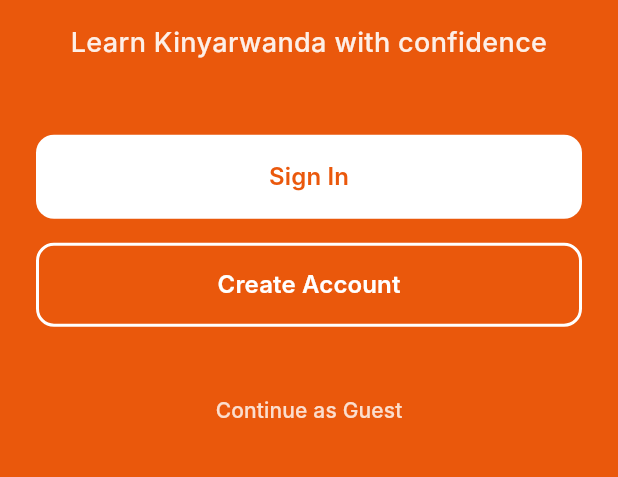
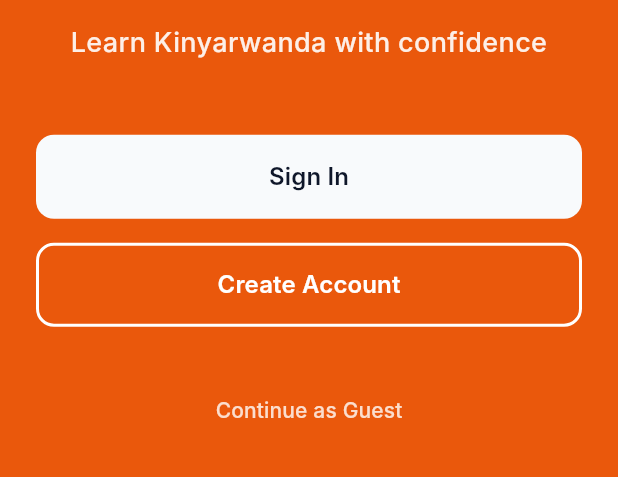
Before and after one commit to karizacharlotte/Kinya_Learn, a Flutter app: the screen it shows after launch, on a phone screen of 412 x 824 dp, the part 511-988 px from its top. Run offline on Flutter 3.47's test engine with Material 3 defaults, Android fonts, the phone set to English and light mode, and no system bars; our stand-ins replace youtube_player_flutter; Roboto replaces fonts that are missing (Inter).

Commit message:
modified auth_choice_screen

```diff
--- a/lib/main.dart
+++ b/lib/main.dart
@@ -1,4 +1,6 @@
 import 'package:flutter/material.dart';
+import 'package:provider/provider.dart';
+import 'theme/theme_provider.dart';
 import 'package:flutter/rendering.dart';
 import 'pages/home_page.dart';
 import 'pages/lessons_screen.dart';
@@ -16,12 +18,18 @@ import 'pages/auth/register_screen.dart';
 import 'pages/payment_screen.dart';
 import 'pages/final_quiz_screen.dart';
 import 'pages/about_screen.dart';
+import 'pages/settings_screen.dart';
 import 'pages/lesson_detail_screen.dart';
 import 'pages/practice_quiz_screen.dart' as practice_quiz;
 
 void main() {
   debugPaintSizeEnabled = false; // Highlights layout issues
-  runApp(const KinyaLearnApp());
+  runApp(
+    ChangeNotifierProvider(
+      create: (_) => ThemeProvider(),
+      child: const KinyaLearnApp(),
+    ),
+  );
 }
 
 class KinyaLearnApp extends StatelessWidget {
@@ -29,9 +37,13 @@ class KinyaLearnApp extends StatelessWidget {
 
   @override
   Widget build(BuildContext context) {
+    return Consumer<ThemeProvider>(
+      builder: (context, themeProvider, _) {
         return MaterialApp(
           title: 'KinyaLearn',
           theme: AppTheme.lightTheme,
+          darkTheme: AppTheme.darkTheme,
+          themeMode: themeProvider.themeMode,
           debugShowCheckedModeBanner: false,
           initialRoute: '/splash',
           routes: {
@@ -45,6 +57,7 @@ class KinyaLearnApp extends StatelessWidget {
             '/profile': (context) => const ProfileScreen(),
             '/register': (context) => const RegisterScreen(),
             '/about': (context) => const AboutScreen(),
+            '/settings': (context) => const SettingsScreen(),
           },
           onGenerateRoute: (settings) {
             if (settings.name == '/lesson-detail') {
@@ -115,5 +128,7 @@ class KinyaLearnApp extends StatelessWidget {
             return null;
           },
         );
+      },
+    );
   }
 }
--- a/lib/pages/auth/auth_choice_screen.dart
+++ b/lib/pages/auth/auth_choice_screen.dart
@@ -9,18 +9,19 @@ class AuthChoiceScreen extends StatelessWidget {
     final screenWidth = MediaQuery.of(context).size.width;
     final isTablet = screenWidth > 768;
 
+    final theme = Theme.of(context);
+    final isDark = theme.brightness == Brightness.dark;
     return Scaffold(
       body: Container(
         width: double.infinity,
         height: double.infinity,
-        decoration: const BoxDecoration(
+        decoration: BoxDecoration(
           gradient: LinearGradient(
             begin: Alignment.topCenter,
             end: Alignment.bottomCenter,
-            colors: [
-              AppTheme.primaryOrange,
-              AppTheme.primaryOrange, // changed from 95, 72, 60
-            ],
+            colors: isDark
+                ? [theme.colorScheme.surface, theme.colorScheme.surface]
+                : [AppTheme.primaryOrange, AppTheme.primaryOrange],
           ),
         ),
         child: SafeArea(
@@ -80,7 +81,7 @@ class AuthChoiceScreen extends StatelessWidget {
                   style: TextStyle(
                     fontSize: isTablet ? 48 : 40,
                     fontWeight: FontWeight.bold,
-                    color: Colors.white,
+                    color: theme.colorScheme.onPrimary,
                     letterSpacing: -1,
                   ),
                 ),
@@ -91,7 +92,7 @@ class AuthChoiceScreen extends StatelessWidget {
                   'Learn Kinyarwanda with confidence',
                   style: TextStyle(
                     fontSize: isTablet ? 20 : 18,
-                    color: Colors.white.withOpacity(0.9),
+                    color: theme.colorScheme.onPrimary.withOpacity(0.9),
                     fontWeight: FontWeight.w500,
                   ),
                   textAlign: TextAlign.center,
@@ -106,9 +107,9 @@ class AuthChoiceScreen extends StatelessWidget {
                   child: ElevatedButton(
                     onPressed: () => Navigator.pushNamed(context, '/login'),
                     style: ElevatedButton.styleFrom(
-                      backgroundColor: Colors.white,
+                      backgroundColor: theme.cardColor,
                       foregroundColor:
-                          AppTheme.primaryOrange, // changed from 158, 74, 21
+                          theme.textTheme.bodyLarge?.color ?? Colors.black,
                       elevation: 0,
                       shape: RoundedRectangleBorder(
                         borderRadius: BorderRadius.circular(12),
@@ -119,6 +120,7 @@ class AuthChoiceScreen extends StatelessWidget {
                       style: TextStyle(
                         fontSize: isTablet ? 18 : 16,
                         fontWeight: FontWeight.w600,
+                        color: theme.textTheme.bodyLarge?.color ?? Colors.black,
                       ),
                     ),
                   ),
@@ -133,8 +135,9 @@ class AuthChoiceScreen extends StatelessWidget {
                   child: OutlinedButton(
                     onPressed: () => Navigator.pushNamed(context, '/register'),
                     style: OutlinedButton.styleFrom(
-                      foregroundColor: Colors.white,
-                      side: const BorderSide(color: Colors.white, width: 2),
+                      foregroundColor: theme.colorScheme.onPrimary,
+                      side: BorderSide(
+                          color: theme.colorScheme.onPrimary, width: 2),
                       shape: RoundedRectangleBorder(
                         borderRadius: BorderRadius.circular(12),
                       ),
@@ -144,6 +147,7 @@ class AuthChoiceScreen extends StatelessWidget {
                       style: TextStyle(
                         fontSize: isTablet ? 18 : 16,
                         fontWeight: FontWeight.w600,
+                        color: theme.colorScheme.onPrimary,
                       ),
                     ),
                   ),
@@ -156,7 +160,7 @@ class AuthChoiceScreen extends StatelessWidget {
                   child: Text(
                     'Continue as Guest',
                     style: TextStyle(
-                      color: Colors.white.withOpacity(0.8),
+                      color: theme.colorScheme.onPrimary.withOpacity(0.8),
                       fontSize: isTablet ? 16 : 14,
                       fontWeight: FontWeight.w500,
                     ),
--- a/lib/theme/app_theme.dart
+++ b/lib/theme/app_theme.dart
@@ -163,4 +163,104 @@ class AppTheme {
       Color(0xFFFF6B1A), // Deeper orange
     ],
   );
+
+  // Dark theme colors
+  static const Color darkBackground = Color(0xFF0F172A);
+  static const Color darkForeground = Color(0xFFF8FAFC);
+  static const Color darkCardBackground = Color(0xFF1E293B);
+  static const Color darkBorder = Color(0xFF334155);
+  static const Color darkSurface = Color(0xFF475569);
+
+  static ThemeData get darkTheme {
+    return ThemeData(
+      useMaterial3: true,
+      fontFamily: 'Inter',
+      brightness: Brightness.dark,
+      colorScheme: const ColorScheme.dark(
+        surface: darkBackground,
+        onSurface: darkForeground,
+        primary: primaryOrange,
+        onPrimary: Colors.white,
+        secondary: primaryGreen,
+        onSecondary: Colors.white,
+        tertiary: primaryOrange,
+        onTertiary: Colors.white,
+        error: error,
+        onError: Colors.white,
+      ),
+      scaffoldBackgroundColor: darkBackground,
+      cardTheme: CardTheme(
+        color: darkCardBackground,
+        elevation: 0,
+        shadowColor: Colors.transparent,
+        shape: RoundedRectangleBorder(
+          borderRadius: BorderRadius.circular(12),
+          side: const BorderSide(color: darkBorder, width: 1),
+        ),
+      ),
+      elevatedButtonTheme: ElevatedButtonThemeData(
+        style: ElevatedButton.styleFrom(
+          backgroundColor: primaryOrange,
+          foregroundColor: Colors.white,
+          elevation: 0,
+          padding: const EdgeInsets.symmetric(horizontal: 24, vertical: 16),
+          shape: RoundedRectangleBorder(
+            borderRadius: BorderRadius.circular(8),
+          ),
+        ),
+      ),
+      inputDecorationTheme: InputDecorationTheme(
+        filled: true,
+        fillColor: darkCardBackground,
+        border: OutlineInputBorder(
+          borderRadius: BorderRadius.circular(8),
+          borderSide: const BorderSide(color: darkBorder),
+        ),
+        enabledBorder: OutlineInputBorder(
+          borderRadius: BorderRadius.circular(8),
+          borderSide: const BorderSide(color: darkBorder),
+        ),
+        focusedBorder: OutlineInputBorder(
+          borderRadius: BorderRadius.circular(8),
+          borderSide: const BorderSide(color: primaryOrange, width: 2),
+        ),
+        contentPadding:
+            const EdgeInsets.symmetric(horizontal: 16, vertical: 12),
+      ),
+      textTheme: const TextTheme(
+        headlineLarge: TextStyle(
+          color: darkForeground,
+          fontSize: 32,
+          fontWeight: FontWeight.bold,
+          letterSpacing: -0.5,
+        ),
+        headlineMedium: TextStyle(
+          color: darkForeground,
+          fontSize: 24,
+          fontWeight: FontWeight.w600,
+          letterSpacing: -0.25,
+        ),
+        titleLarge: TextStyle(
+          color: darkForeground,
+          fontSize: 20,
+          fontWeight: FontWeight.w600,
+        ),
+        bodyLarge: TextStyle(
+          color: darkForeground,
+          fontSize: 16,
+          fontWeight: FontWeight.normal,
+        ),
+        bodyMedium: TextStyle(
+          color: Color(0xFFCBD5E1),
+          fontSize: 14,
+          fontWeight: FontWeight.normal,
+        ),
+        bodySmall: TextStyle(
+          color: Color(0xFF94A3B8),
+          fontSize: 12,
+          fontWeight: FontWeight.normal,
+        ),
+      ),
+    );
+  }
 }
--- /dev/null
+++ b/lib/theme/theme_provider.dart
@@ -0,0 +1,21 @@
+import 'package:flutter/material.dart';
+
+class ThemeProvider extends ChangeNotifier {
+  ThemeMode _themeMode = ThemeMode.light;
+
+  ThemeMode get themeMode => _themeMode;
+
+  bool get isDarkMode => _themeMode == ThemeMode.dark;
+
+  void toggleTheme() {
+    _themeMode = _themeMode == ThemeMode.light
+        ? ThemeMode.dark
+        : ThemeMode.light;
+    notifyListeners();
+  }
+
+  void setThemeMode(ThemeMode mode) {
+    _themeMode = mode;
+    notifyListeners();
+  }
+}
--- a/pubspec.yaml
+++ b/pubspec.yaml
@@ -11,6 +11,7 @@ dependencies:
     sdk: flutter
   cupertino_icons: ^1.0.2
   youtube_player_flutter: ^8.0.0
+  provider: ^6.0.5
 
 dev_dependencies:
   flutter_test:
```
Also changed, not shown: lib/pages/settings_screen.dart (added, +185 -0 lines), pubspec.lock, 1 other file. Lines whose indentation alone changed are shown as unchanged.
